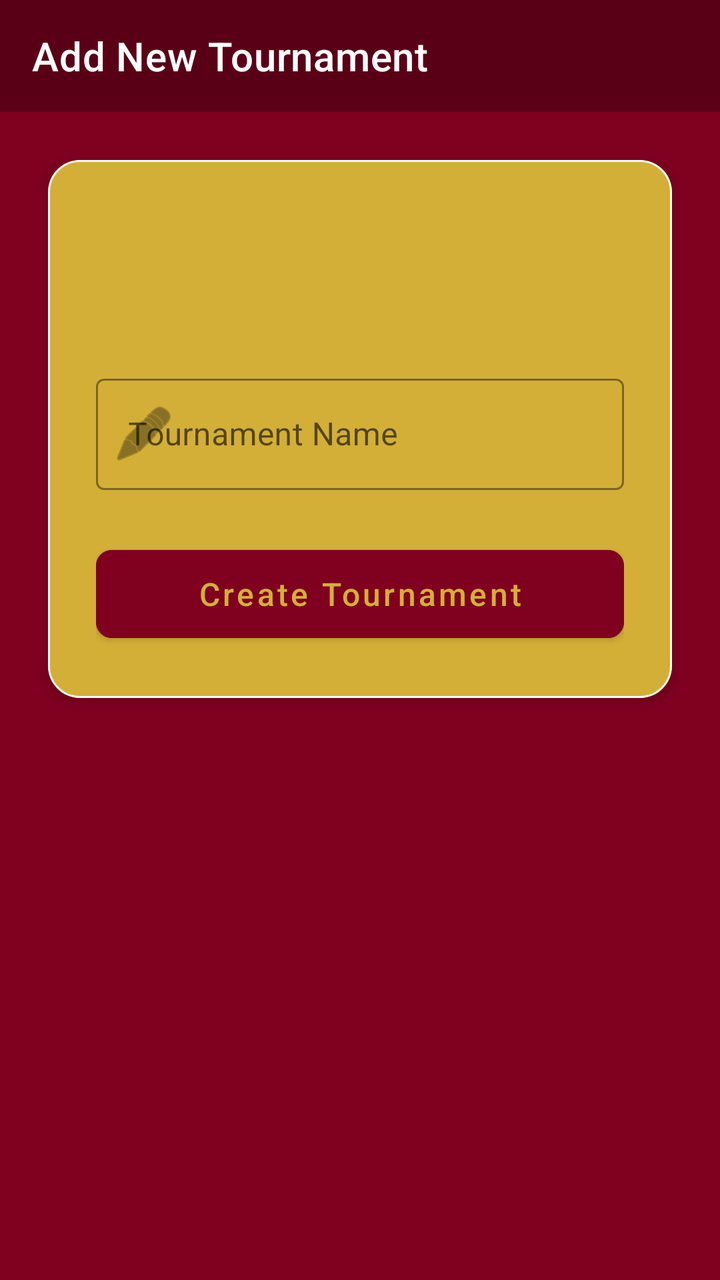
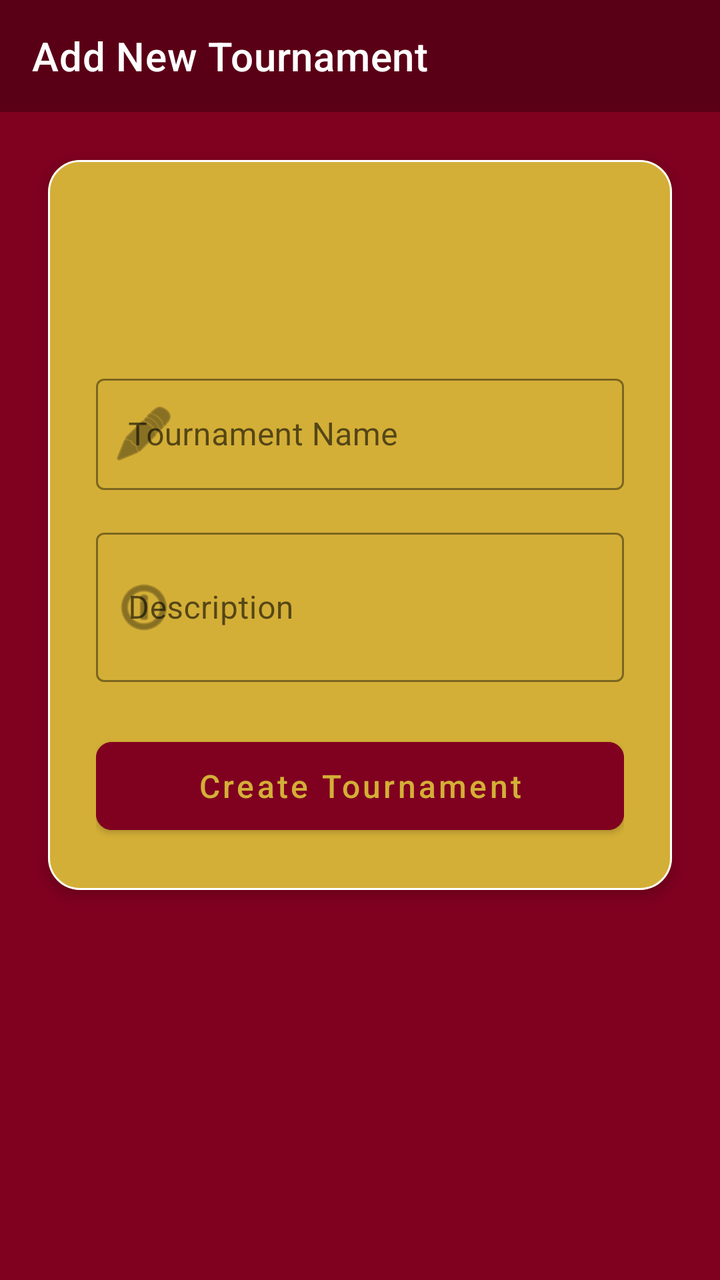

Before-and-after screenshots of an Android layout around one commit, followed by the original layout XML and the change that was made.
<!-- AndroidManifest.xml: application theme Theme.KickOff -->
<!-- res/layout/activity_add_tournament.xml -->
<androidx.constraintlayout.widget.ConstraintLayout xmlns:android="http://schemas.android.com/apk/res/android"
    xmlns:app="http://schemas.android.com/apk/res-auto"
    android:layout_width="match_parent"
    android:layout_height="match_parent"
    android:background="@color/primaryMaroon">

    <com.google.android.material.appbar.MaterialToolbar
        android:id="@+id/toolbar"
        android:layout_width="match_parent"
        android:layout_height="?attr/actionBarSize"
        android:background="@color/darkMaroon"
        android:theme="@style/ThemeOverlay.MaterialComponents.Dark.ActionBar"
        app:layout_constraintTop_toTopOf="parent"
        app:title="@string/add_new_tournament"
        app:titleCentered="@android:bool/config_enableMaterialDesignInPackageInstaller"
        app:titleTextColor="@color/white" />

    <com.google.android.material.card.MaterialCardView
        android:layout_width="match_parent"
        android:layout_height="wrap_content"
        android:layout_margin="24dp"
        app:cardCornerRadius="16dp"
        app:cardElevation="4dp"
        app:strokeColor="@color/white"
        app:strokeWidth="1dp"
        app:layout_constraintTop_toBottomOf="@id/toolbar">

        <LinearLayout
            android:layout_width="match_parent"
            android:layout_height="wrap_content"
            android:orientation="vertical"
            android:background="@color/accentGold"
            android:padding="24dp">

            <ImageView
                android:layout_width="64dp"
                android:layout_height="64dp"
                android:layout_gravity="center"
                android:layout_marginBottom="16dp"
                android:src="@mipmap/ic_launcher" />

            <com.google.android.material.textfield.TextInputLayout
                style="@style/Widget.MaterialComponents.TextInputLayout.OutlinedBox"
                android:layout_width="match_parent"
                android:layout_height="wrap_content"
                android:hint="@string/tournament_name"
                app:boxStrokeColor="@color/primaryMaroon"
                app:hintTextColor="@color/primaryMaroon"
                app:startIconDrawable="@android:drawable/ic_menu_edit">

                <com.google.android.material.textfield.TextInputEditText
                    android:id="@+id/etTournamentName"
                    android:layout_width="match_parent"
                    android:layout_height="wrap_content"
                    android:inputType="textCapWords" />
            </com.google.android.material.textfield.TextInputLayout>

            <com.google.android.material.button.MaterialButton
                android:id="@+id/btnSaveTournament"
                android:layout_width="match_parent"
                android:layout_height="56dp"
                android:layout_marginTop="24dp"
                android:text="@string/create_tournament"
                android:textColor="@color/accentGold"
                android:backgroundTint="@color/primaryMaroon"
                android:textAllCaps="false"
                android:textSize="16sp"
                app:cornerRadius="8dp" />

        </LinearLayout>
    </com.google.android.material.card.MaterialCardView>

</androidx.constraintlayout.widget.ConstraintLayout>
<!-- resources referenced by this layout -->
<resources>
  <color name="accentGold">#D4AF37</color>
  <color name="darkMaroon">#5A0016</color>
  <color name="primaryMaroon">#800020</color>
  <color name="white">#FFFFFF</color>
  <!-- mipmap ic_launcher (mipmap-anydpi-v26) -->
  <?xml version="1.0" encoding="utf-8"?>
  <adaptive-icon xmlns:android="http://schemas.android.com/apk/res/android">
      <background android:drawable="@drawable/ic_launcher_background"/>
      <foreground android:drawable="@mipmap/ic_launcher_foreground"/>
      <monochrome android:drawable="@mipmap/ic_launcher_foreground"/>
  </adaptive-icon>
  <string name="add_new_tournament">Add New Tournament</string>
  <string name="create_tournament">Create Tournament</string>
  <string name="tournament_name">Tournament Name</string>
  <style name="Theme.KickOff" parent="Theme.MaterialComponents.DayNight.NoActionBar">
          <item name="colorPrimary">@color/primaryMaroon</item>
          <item name="colorPrimaryVariant">@color/darkMaroon</item>
          <item name="colorOnPrimary">@color/white</item>
          <item name="colorSecondary">@color/accentGold</item>
      </style>
  <!-- drawable ic_launcher_background: vector/xml drawable (drawable, 4866 chars, omitted) -->
</resources>

<!-- the commit's change to res/layout/activity_add_tournament.xml (unified diff, before → after) -->
@@ -55,6 +55,24 @@
                     android:inputType="textCapWords" />
             </com.google.android.material.textfield.TextInputLayout>
 
+            <com.google.android.material.textfield.TextInputLayout
+                style="@style/Widget.MaterialComponents.TextInputLayout.OutlinedBox"
+                android:layout_width="match_parent"
+                android:layout_height="wrap_content"
+                android:layout_marginTop="16dp"
+                android:hint="Description"
+                app:boxStrokeColor="@color/primaryMaroon"
+                app:hintTextColor="@color/primaryMaroon"
+                app:startIconDrawable="@android:drawable/ic_menu_info_details">
+
+                <com.google.android.material.textfield.TextInputEditText
+                    android:id="@+id/etTournamentDescription"
+                    android:layout_width="match_parent"
+                    android:layout_height="wrap_content"
+                    android:inputType="textMultiLine"
+                    android:minLines="2" />
+            </com.google.android.material.textfield.TextInputLayout>
+
             <com.google.android.material.button.MaterialButton
                 android:id="@+id/btnSaveTournament"
                 android:layout_width="match_parent"
